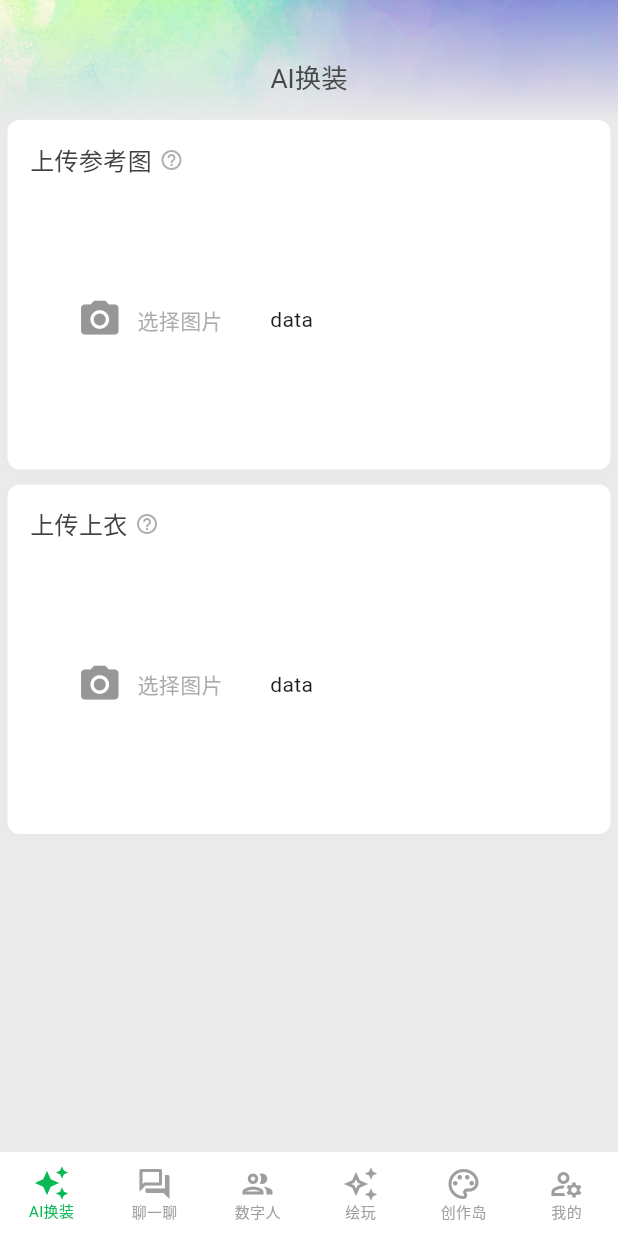
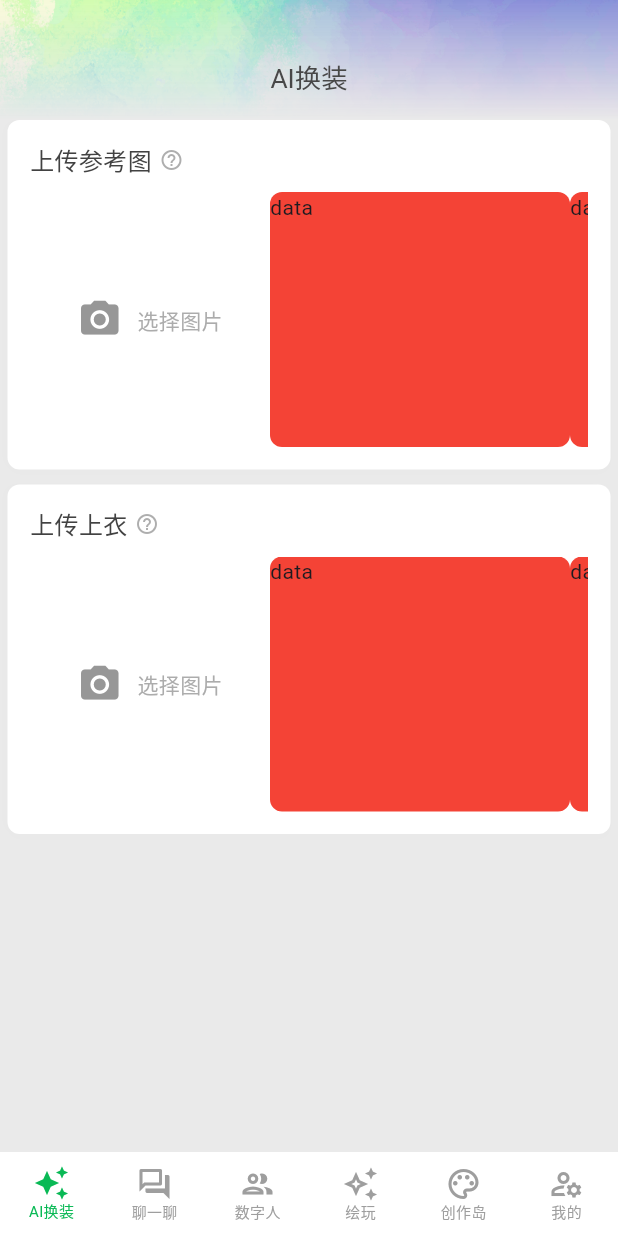
Before and after one commit to mylxsw/aidea, a Flutter app: the ChangeOutfits screen opened by its route, on a phone screen of 412 x 824 dp. Run offline on Flutter 3.47's test engine with Material 3 defaults, Android fonts, the phone set to English and light mode, and no system bars; our stand-ins replace animated_text_kit, audioplayers, bloc, bot_toast, cached_network_image, circular_countdown_timer and 30 more; missing offline and left inert: before_after, clipboard, dart:html, dart_openai, dio_http_cache_lts, dio_smart_retry and 21 more; accounts and stored records are empty; network calls fail; statements that could not run were skipped.

```diff
--- a/lib/page/creative_island/draw/components/image_selector_crop.dart
+++ b/lib/page/creative_island/draw/components/image_selector_crop.dart
@@ -1,11 +1,8 @@
 import 'dart:typed_data';
 
-import 'package:askaide/helper/haptic_feedback.dart';
-import 'package:askaide/helper/platform.dart';
 import 'package:askaide/lang/lang.dart';
 import 'package:askaide/page/component/image.dart';
 import 'package:askaide/page/component/theme/custom_theme.dart';
-import 'package:file_picker/file_picker.dart';
 import 'package:flutter/material.dart';
 import 'package:flutter_localization/flutter_localization.dart';
 import 'package:image_picker/image_picker.dart';
@@ -59,12 +56,16 @@ class ImageSelectorCrop extends StatelessWidget {
         Material(
           borderRadius: BorderRadius.circular(8),
           color: customColors.backgroundColor,
-          child: InkWell(
+          child: SingleChildScrollView(
+            scrollDirection: Axis.horizontal,
+            child: Row(
+              children: [
+                InkWell(
                   borderRadius: BorderRadius.circular(8),
                   onTap: () async {
                     //ImageSource.camera 照相机 或 ImageSource.gallery 相册
-              ImagePickerHelper(context).pickWithCropImage(ImageSource.gallery,
-                  (croppedFile) {
+                    ImagePickerHelper(context)
+                        .pickWithCropImage(ImageSource.gallery, (croppedFile) {
                       onImageSelected(path: croppedFile.path);
                       //获取到剪切的文件路径，进行相关的操作
                       debugPrint("croppedFile:${croppedFile.path}");
@@ -98,15 +99,19 @@ class ImageSelectorCrop extends StatelessWidget {
                                       ? BoxDecoration(
                                           image: DecorationImage(
                                             image: (selectedImagePath != null
-                                          ? resolveImageProvider(selectedImagePath!)
+                                                ? resolveImageProvider(
+                                                    selectedImagePath!)
                                                 : (selectedImageData != null
-                                              ? MemoryImage(selectedImageData!)
+                                                    ? MemoryImage(
+                                                        selectedImageData!)
                                                     : null))!,
                                             fit: BoxFit.cover,
                                           ),
-                                    color: customColors.backgroundContainerColor
+                                          color: customColors
+                                              .backgroundContainerColor
                                               ?.withAlpha(100),
-                                    borderRadius: BorderRadius.circular(8),
+                                          borderRadius:
+                                              BorderRadius.circular(8),
                                         )
                                       : null,
                                   child: SizedBox(
@@ -114,25 +119,30 @@ class ImageSelectorCrop extends StatelessWidget {
                                     height: height ?? 200,
                                   ),
                                 ),
-                          selectedImagePath == null || selectedImagePath!.isEmpty
+                                selectedImagePath == null ||
+                                        selectedImagePath!.isEmpty
                                     ? SizedBox(
                                         width: 160,
                                         height: height ?? 200,
                                         child: Row(
-                                    mainAxisAlignment: MainAxisAlignment.center,
+                                          mainAxisAlignment:
+                                              MainAxisAlignment.center,
                                           children: [
                                             Icon(
                                               Icons.camera_alt,
                                               size: 30,
-                                        color: customColors.chatInputPanelText,
+                                              color: customColors
+                                                  .chatInputPanelText,
                                             ),
                                             const SizedBox(width: 10),
                                             Text(
-                                        AppLocale.selectImage.getString(context),
+                                              AppLocale.selectImage
+                                                  .getString(context),
                                               style: TextStyle(
                                                 fontSize: 14,
                                                 fontWeight: FontWeight.w500,
-                                          color: customColors.chatInputPanelText
+                                                color: customColors
+                                                    .chatInputPanelText
                                                     ?.withOpacity(0.8),
                                               ),
                                             ),
@@ -144,15 +154,18 @@ class ImageSelectorCrop extends StatelessWidget {
                                         left: 0,
                                         right: 0,
                                         child: Container(
-                                    color: const Color.fromARGB(80, 255, 255, 255),
+                                          color: const Color.fromARGB(
+                                              80, 255, 255, 255),
                                           height: 50,
                                           child: const Row(
-                                      mainAxisAlignment: MainAxisAlignment.center,
+                                            mainAxisAlignment:
+                                                MainAxisAlignment.center,
                                             children: [
                                               Icon(
                                                 Icons.camera_alt,
                                                 size: 30,
-                                          color: Color.fromARGB(147, 255, 255, 255),
+                                                color: Color.fromARGB(
+                                                    147, 255, 255, 255),
                                               ),
                                               SizedBox(width: 10),
                                               Text(
@@ -160,8 +173,8 @@ class ImageSelectorCrop extends StatelessWidget {
                                                 style: TextStyle(
                                                   fontSize: 14,
                                                   fontWeight: FontWeight.w500,
-                                            color:
-                                                Color.fromARGB(147, 255, 255, 255),
+                                                  color: Color.fromARGB(
+                                                      147, 255, 255, 255),
                                                 ),
                                               ),
                                             ],
@@ -170,9 +183,43 @@ class ImageSelectorCrop extends StatelessWidget {
                                       )
                               ],
                             ),
-                      SizedBox(child: Text("data"),)],
+                          ],
                         ),
                       )),
+                ),
+                Container(
+                  width: 200,
+                  height: height ?? 200,
+                  child: Text("data"),
+                  // height: double.infinity,
+                  decoration: BoxDecoration(
+                    color: Colors.red,
+                    borderRadius: BorderRadius.circular(8),
+
+                  ),
+                ),
+                Container(
+                  height: height ?? 200,
+                  child: Text("data"),
+                  // height: double.infinity,
+                  decoration: BoxDecoration(
+                    color: Colors.red,
+                    borderRadius: BorderRadius.circular(8),
+
+                  ),
+                ),
+                Container(
+                  height: height ?? 200,
+                  child: Text("data"),
+                  // height: double.infinity,
+                  decoration: BoxDecoration(
+                    color: Colors.red,
+                    borderRadius: BorderRadius.circular(8),
+
+                  ),
+                )
+              ],
+            ),
           ),
         ),
       ],
```
Lines whose indentation alone changed are shown as unchanged.
